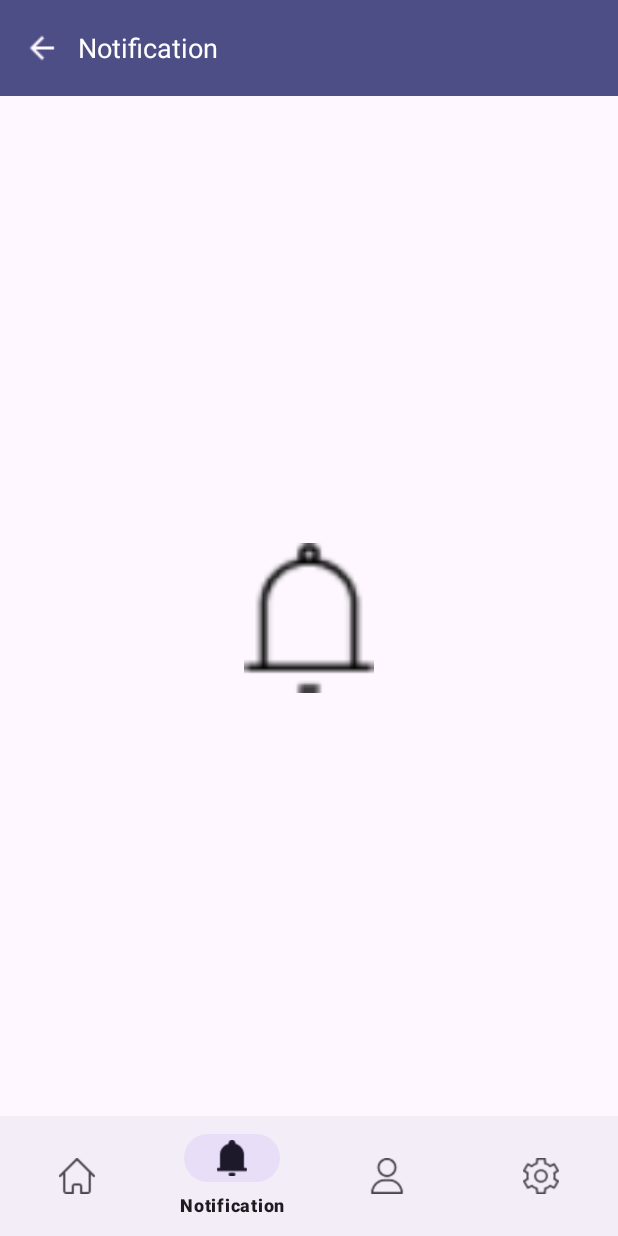
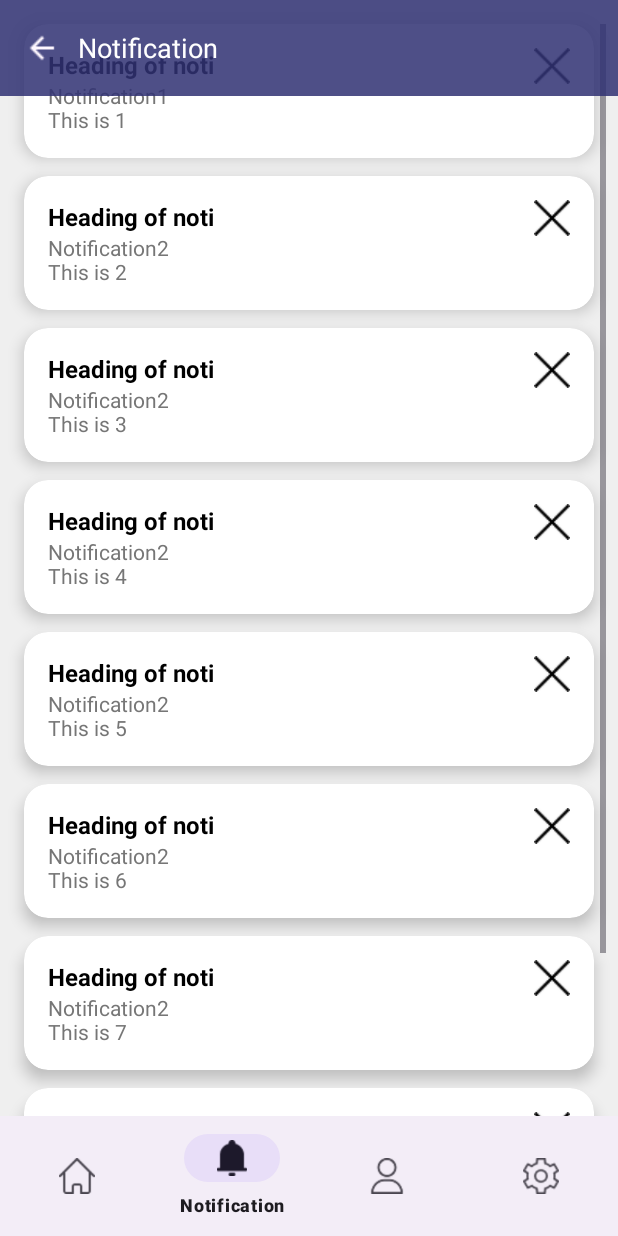
Before and after one commit to JawadAhmadKhan04/AIPowered_Study_Assistant_App, an Android app: the screen it shows after launch (MainActivity), item 2 of the bottom bar chosen, on a phone screen of 412 x 824 dp. Run offline under Robolectric (Android 15) with nearby library versions, the phone set to English and light mode, and no system bars; our stand-ins replace Firebase (no records; nobody signed in at launch, a user with empty details on screens opened directly).

Commit message:
Layout of Login/Signup & Notifications

```diff
--- a/app/src/main/java/com/musketeers_and_me/ai_powered_study_assistant_app/MainActivity.kt
+++ b/app/src/main/java/com/musketeers_and_me/ai_powered_study_assistant_app/MainActivity.kt
@@ -1,5 +1,6 @@
 package com.musketeers_and_me.ai_powered_study_assistant_app
 
+import android.annotation.SuppressLint
 import android.content.Intent
 import android.os.Bundle
 import android.view.View
@@ -13,6 +14,7 @@ import androidx.fragment.app.Fragment
 import com.google.android.material.bottomnavigation.BottomNavigationView
 import com.google.firebase.FirebaseApp
 import com.google.firebase.auth.FirebaseAuth
+import com.musketeers_and_me.ai_powered_study_assistant_app.Opening_Registeration.LoginSignUpActivity
 import com.musketeers_and_me.ai_powered_study_assistant_app.OuterStructure.Home.HomeFragment
 import com.musketeers_and_me.ai_powered_study_assistant_app.OuterStructure.Notifications.NotificationsFragment
 import com.musketeers_and_me.ai_powered_study_assistant_app.databinding.ActivityMainBinding
@@ -21,6 +23,7 @@ import com.musketeers_and_me.ai_powered_study_assistant_app.OuterStructure.Setti
 
 class MainActivity : AppCompatActivity() {
 
+    private lateinit var auth: FirebaseAuth
     private lateinit var bottomNavigationView: BottomNavigationView
     private lateinit var binding: ActivityMainBinding
     private var currentMenuItemId: Int? = null
@@ -37,7 +40,10 @@ class MainActivity : AppCompatActivity() {
 
         binding = ActivityMainBinding.inflate(layoutInflater)
 
-//        checkAuthentication()
+        FirebaseApp.initializeApp(this)
+
+        auth = FirebaseAuth.getInstance()
+        checkAuthentication()
 
         setContentView(binding.root)
         enableEdgeToEdge()
@@ -109,18 +115,19 @@ class MainActivity : AppCompatActivity() {
         }
     }
 
+    @SuppressLint("SuspiciousIndentation")
     fun replaceFragment(fragment: Fragment) {
         var transaction = supportFragmentManager.beginTransaction()
-            transaction.replace(R.id.container, fragment)
+        transaction.replace(R.id.container, fragment)
         transaction.addToBackStack(null)
-            transaction.commit()
+        transaction.commit()
     }
 
 
 
     override fun onResume() {
         super.onResume()
-//        checkAuthentication()
+        checkAuthentication()
     }
 
     private fun hideBottomNavigationView() {
@@ -131,18 +138,15 @@ class MainActivity : AppCompatActivity() {
         bottomNavigationView.visibility = View.VISIBLE
     }
 
+    private fun checkAuthentication() {
+        if (auth.currentUser != null) {     // CHAAANGE
+            // User is not authenticated, redirect to LoginActivity
+            val intent = Intent(this, LoginSignUpActivity::class.java)
+            startActivity(intent)
 
-//    private fun checkAuthentication() {
-//        if (auth.currentUser == null) {
-//
-////            // User is not authenticated, redirect to LoginActivity
-////            val intent = Intent(this, LoginActivity::class.java)
-////            startActivity(intent)
-//
-//            finish()
-//
-//        }
-//    }
+            finish()
+        }
+    }
 
     fun updateToolbar(titleText: String, logoResId: Int) {
         val toolbar = findViewById<Toolbar>(R.id.customToolbar)
--- /dev/null
+++ b/app/src/main/java/com/musketeers_and_me/ai_powered_study_assistant_app/Models/NotificationItem.kt
@@ -0,0 +1,6 @@
+package com.musketeers_and_me.ai_powered_study_assistant_app.Models
+
+data class NotificationItem(
+    val title: String,
+    val description: String
+)
--- /dev/null
+++ b/app/src/main/java/com/musketeers_and_me/ai_powered_study_assistant_app/OuterStructure/Notifications/NotificationsAdapter.kt
@@ -0,0 +1,39 @@
+import android.view.LayoutInflater
+import android.view.View
+import android.view.ViewGroup
+import android.widget.ImageView
+import android.widget.TextView
+import androidx.recyclerview.widget.RecyclerView
+import com.musketeers_and_me.ai_powered_study_assistant_app.Models.NotificationItem
+import com.musketeers_and_me.ai_powered_study_assistant_app.R
+
+class NotificationsAdapter(
+    private val notifications: MutableList<NotificationItem>
+) : RecyclerView.Adapter<NotificationsAdapter.ViewHolder>() {
+
+    class ViewHolder(itemView: View) : RecyclerView.ViewHolder(itemView) {
+        val titleText: TextView = itemView.findViewById(R.id.titleText)
+        val descriptionText: TextView = itemView.findViewById(R.id.descriptionText)
+        val closeButton: ImageView = itemView.findViewById(R.id.closeButton)
+    }
+
+    override fun onCreateViewHolder(parent: ViewGroup, viewType: Int): ViewHolder {
+        val view = LayoutInflater.from(parent.context)
+            .inflate(R.layout.item_notification, parent, false)
+        return ViewHolder(view)
+    }
+
+    override fun getItemCount() = notifications.size
+
+    override fun onBindViewHolder(holder: ViewHolder, position: Int) {
+        val item = notifications[position]
+        holder.titleText.text = item.title
+        holder.descriptionText.text = item.description
+
+        holder.closeButton.setOnClickListener {
+            notifications.removeAt(position)
+            notifyItemRemoved(position)
+            notifyItemRangeChanged(position, notifications.size)
+        }
+    }
+}
--- a/app/src/main/java/com/musketeers_and_me/ai_powered_study_assistant_app/OuterStructure/Notifications/NotificationsFragment.kt
+++ b/app/src/main/java/com/musketeers_and_me/ai_powered_study_assistant_app/OuterStructure/Notifications/NotificationsFragment.kt
@@ -1,26 +1,54 @@
 package com.musketeers_and_me.ai_powered_study_assistant_app.OuterStructure.Notifications
 
+import NotificationsAdapter
 import android.os.Bundle
 import android.view.LayoutInflater
 import android.view.View
 import android.view.ViewGroup
-import android.widget.ImageView
-import android.widget.TextView
-import androidx.appcompat.app.AppCompatActivity
 import androidx.fragment.app.Fragment
+import androidx.recyclerview.widget.LinearLayoutManager
+import androidx.recyclerview.widget.RecyclerView
 import com.musketeers_and_me.ai_powered_study_assistant_app.MainActivity
+import com.musketeers_and_me.ai_powered_study_assistant_app.Models.NotificationItem
 import com.musketeers_and_me.ai_powered_study_assistant_app.R
 
 class NotificationsFragment : Fragment() {
+
+    private lateinit var recyclerView: RecyclerView
+    private lateinit var adapter: NotificationsAdapter
 
     override fun onCreateView(
         inflater: LayoutInflater, container: ViewGroup?,
         savedInstanceState: Bundle?
     ): View? {
+        val view = inflater.inflate(R.layout.fragment_notifications, container, false)
+
         (activity as? MainActivity)?.apply{
             updateToolbar("Notification", R.drawable.back)
             updateBottomNavIcon(R.id.nav_noti, R.drawable.notification_navbar_selected) // optional dynamic nav icon
         }
-        return inflater.inflate(R.layout.fragment_notifications, container, false)
+
+
+
+        recyclerView = view.findViewById(R.id.notificationsRecyclerView)
+        recyclerView.layoutManager = LinearLayoutManager(requireContext())
+
+        val sampleNotifications = listOf(
+            NotificationItem("Heading of noti", "Notification1\nThis is 1"),
+            NotificationItem("Heading of noti", "Notification2\nThis is 2"),
+            NotificationItem("Heading of noti", "Notification2\nThis is 3"),
+            NotificationItem("Heading of noti", "Notification2\nThis is 4"),
+            NotificationItem("Heading of noti", "Notification2\nThis is 5"),
+            NotificationItem("Heading of noti", "Notification2\nThis is 6"),
+            NotificationItem("Heading of noti", "Notification2\nThis is 7"),
+            NotificationItem("Heading of noti", "Notification2\nThis is 8"),
+            NotificationItem("Heading of noti", "Notification2\nThis is 9"),
+            NotificationItem("Heading of noti", "Notification2\nThis is 10")
+        )
+
+        adapter = NotificationsAdapter(sampleNotifications.toMutableList())
+        recyclerView.adapter = adapter
+
+        return view
     }
 }
--- a/app/src/main/res/layout/activity_main.xml
+++ b/app/src/main/res/layout/activity_main.xml
@@ -4,6 +4,7 @@
     xmlns:tools="http://schemas.android.com/tools"
     android:layout_width="match_parent"
     android:layout_height="match_parent"
+    android:background="@color/background_color"
     tools:context=".MainActivity">
 
     <androidx.appcompat.widget.Toolbar
@@ -12,6 +13,7 @@
         android:layout_width="match_parent"
         android:layout_height="?attr/actionBarSize"
         android:background="@color/app_color"
+        android:layout_alignParentTop="true"
         android:elevation="4dp"
         android:paddingStart="8dp"
         android:paddingEnd="8dp">
--- a/app/src/main/res/layout/fragment_notifications.xml
+++ b/app/src/main/res/layout/fragment_notifications.xml
@@ -1,14 +1,18 @@
 <?xml version="1.0" encoding="utf-8"?>
-<RelativeLayout xmlns:android="http://schemas.android.com/apk/res/android"
+<LinearLayout xmlns:android="http://schemas.android.com/apk/res/android"
     android:layout_width="match_parent"
-    android:layout_height="match_parent">
+    android:layout_height="match_parent"
+    android:orientation="vertical"
+    android:paddingTop="8dp"
+    android:paddingBottom="8dp">
 
-    <ImageView
-        android:layout_width="100dp"
-        android:layout_height="100dp"
-        android:src="@drawable/notifications_navbar"
-        android:layout_centerInParent="true"
-        />
+    <!-- RecyclerView for notifications -->
+    <androidx.recyclerview.widget.RecyclerView
+        android:id="@+id/notificationsRecyclerView"
+        android:layout_width="match_parent"
+        android:layout_height="match_parent"
+        android:padding="8dp"
+        android:clipToPadding="false"
+        android:scrollbars="vertical" />
 
-
-</RelativeLayout>
+</LinearLayout>
--- /dev/null
+++ b/app/src/main/res/layout/item_notification.xml
@@ -0,0 +1,49 @@
+<?xml version="1.0" encoding="utf-8"?>
+<androidx.cardview.widget.CardView xmlns:android="http://schemas.android.com/apk/res/android"
+    xmlns:card_view="http://schemas.android.com/apk/res-auto"
+    android:layout_width="match_parent"
+    android:layout_height="wrap_content"
+    android:layout_marginBottom="12dp"
+    card_view:cardCornerRadius="16dp"
+    card_view:cardElevation="6dp"
+    android:layout_marginHorizontal="8dp">
+
+    <RelativeLayout
+        android:layout_width="match_parent"
+        android:layout_height="wrap_content"
+        android:padding="16dp">
+
+        <LinearLayout
+            android:layout_width="match_parent"
+            android:layout_height="wrap_content"
+            android:orientation="vertical"
+            android:layout_alignParentStart="true"
+            android:layout_toStartOf="@id/closeButton">
+
+            <TextView
+                android:id="@+id/titleText"
+                android:layout_width="wrap_content"
+                android:layout_height="wrap_content"
+                android:text="Heading of noti"
+                android:textStyle="bold"
+                android:textSize="16sp"
+                android:textColor="@color/black" />
+
+            <TextView
+                android:id="@+id/descriptionText"
+                android:layout_width="wrap_content"
+                android:layout_height="wrap_content"
+                android:text="Description of notification\nDescription of notification\nDescription of notification"
+                android:textSize="14sp"
+                android:textColor="@color/text_color_gray" />
+        </LinearLayout>
+
+        <ImageView
+            android:id="@+id/closeButton"
+            android:layout_width="24dp"
+            android:layout_height="24dp"
+            android:layout_alignParentEnd="true"
+            android:src="@drawable/close" />
+    </RelativeLayout>
+
+</androidx.cardview.widget.CardView>
--- a/app/src/main/res/values/colors.xml
+++ b/app/src/main/res/values/colors.xml
@@ -10,8 +10,10 @@
     <color name="lightPurple">#A551AD</color>
     <color name="yellow">#E3E868</color>
     <color name="grey">#554E4E</color>
+    <color name="background_color">#EFEFEF</color>
     <color name="brightred">#910F0F</color>
     <color name="lightgrey">#A7A7A7</color>
     <color name="darkgreen">#1A6614</color>
+    <color name="text_color_gray">#767676</color>
     <color name="app_color">#DB323374</color>
 </resources>
```
Also changed, not shown: app/src/main/AndroidManifest.xml (+7 -1 lines), app/src/main/java/com/musketeers_and_me/ai_powered_study_assistant_app/Opening_Registeration/LoginFragment.kt (added, +33 -0 lines), app/src/main/java/com/musketeers_and_me/ai_powered_study_assistant_app/Opening_Registeration/LoginSignUpActivity.kt (added, +30 -0 lines), app/src/main/java/com/musketeers_and_me/ai_powered_study_assistant_app/Opening_Registeration/SignUpFragment.kt (added, +32 -0 lines), app/src/main/res/layout/activity_login_signup.xml (added, +34 -0 lines), app/src/main/res/layout/fragment_login.xml (added, +47 -0 lines), app/src/main/res/layout/fragment_signup.xml (added, +58 -0 lines), app/src/main/java/com/musketeers_and_me/ai_powered_study_assistant_app/OuterStructure/Home/HomeFragment.kt (line endings or trailing spaces).
